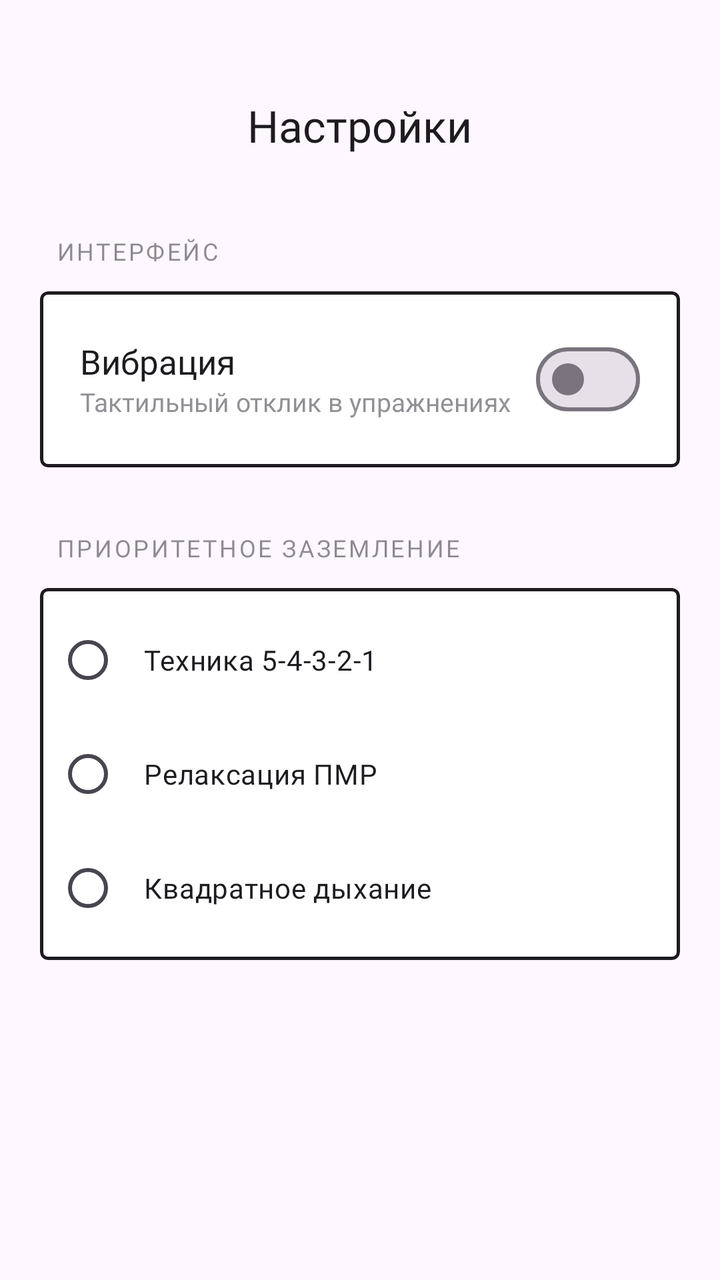
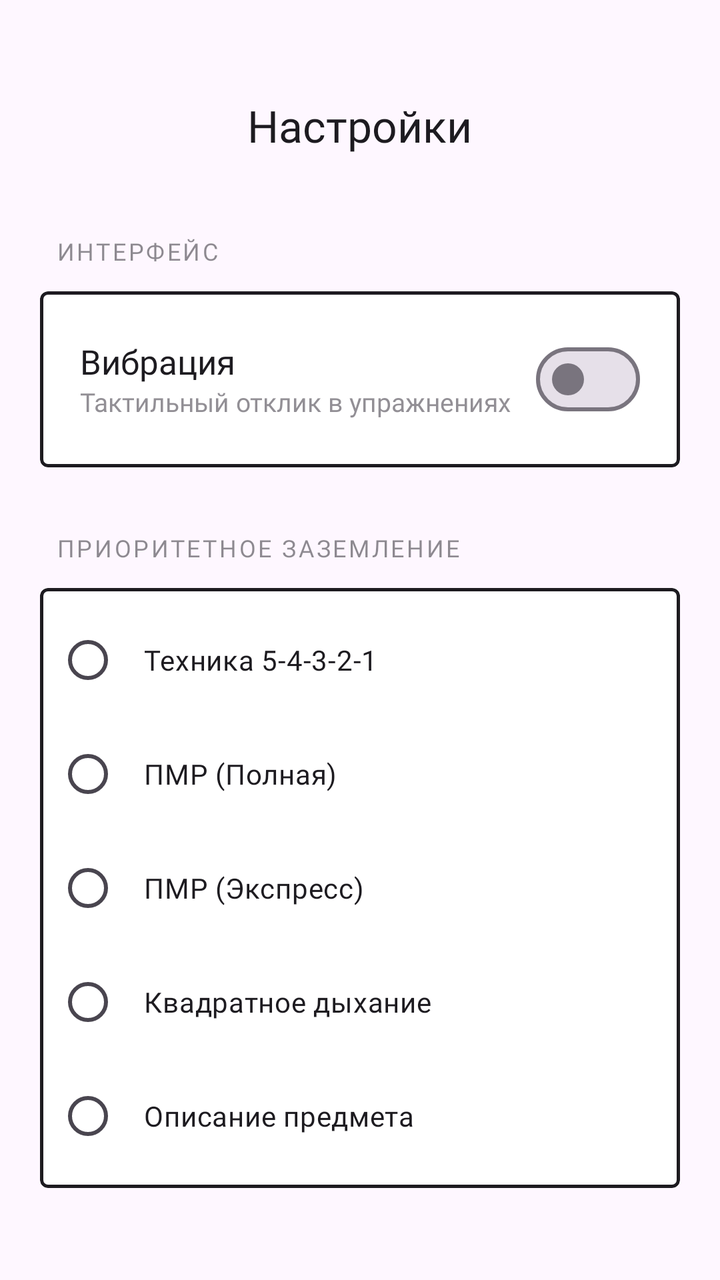

An Android layout rendered at two revisions. The XML below is the earlier revision; the diff shows what the commit changed to produce the second picture.
<!-- AndroidManifest.xml: application theme Theme.JuniorProjectZhukovV -->
<!-- res/layout/activity_settings.xml -->
<?xml version="1.0" encoding="utf-8"?>
<LinearLayout xmlns:android="http://schemas.android.com/apk/res/android"
    xmlns:app="http://schemas.android.com/apk/res-auto"
    android:layout_width="match_parent"
    android:layout_height="match_parent"
    android:orientation="vertical"
    android:background="?android:attr/windowBackground"
    android:paddingHorizontal="20dp"
    android:paddingTop="48dp">

    <FrameLayout
        android:layout_width="match_parent"
        android:layout_height="wrap_content"
        android:layout_marginBottom="40dp">


        <TextView
            android:layout_width="wrap_content"
            android:layout_height="wrap_content"
            android:layout_gravity="center"
            android:fontFamily="@font/comfortaa_bold"
            android:text="Настройки"
            android:textColor="?android:attr/textColorPrimary"
            android:textSize="22sp" />
    </FrameLayout>

    <TextView
        android:layout_width="wrap_content"
        android:layout_height="wrap_content"
        android:layout_marginStart="8dp"
        android:layout_marginBottom="12dp"
        android:alpha="0.5"
        android:fontFamily="@font/comfortaa_bold"
        android:letterSpacing="0.1"
        android:text="ИНТЕРФЕЙС"
        android:textColor="?android:attr/textColorPrimary"
        android:textSize="12sp" />

    <com.google.android.material.card.MaterialCardView
        android:layout_width="match_parent"
        android:layout_height="wrap_content"
        app:cardCornerRadius="4dp"
        app:cardElevation="0dp"
        app:strokeWidth="1.5dp"
        app:strokeColor="?android:attr/textColorPrimary"
        app:cardBackgroundColor="?android:attr/colorBackgroundFloating"
        android:layout_marginBottom="32dp">

        <LinearLayout
            android:layout_width="match_parent"
            android:layout_height="wrap_content"
            android:gravity="center_vertical"
            android:padding="20dp">

            <LinearLayout
                android:layout_width="0dp"
                android:layout_height="wrap_content"
                android:layout_weight="1"
                android:orientation="vertical">

                <TextView
                    android:layout_width="wrap_content"
                    android:layout_height="wrap_content"
                    android:fontFamily="@font/comfortaa_bold"
                    android:text="Вибрация"
                    android:textColor="?android:attr/textColorPrimary"
                    android:textSize="17sp" />

                <TextView
                    android:layout_width="wrap_content"
                    android:layout_height="wrap_content"
                    android:alpha="0.6"
                    android:fontFamily="@font/comfortaa_bold"
                    android:text="Тактильный отклик в упражнениях"
                    android:textSize="13sp" />
            </LinearLayout>

            <com.google.android.material.materialswitch.MaterialSwitch
                android:id="@+id/switchVibration"
                android:layout_width="wrap_content"
                android:layout_height="wrap_content" />
        </LinearLayout>
    </com.google.android.material.card.MaterialCardView>

    <TextView
        android:layout_width="wrap_content"
        android:layout_height="wrap_content"
        android:layout_marginStart="8dp"
        android:layout_marginBottom="12dp"
        android:alpha="0.5"
        android:fontFamily="@font/comfortaa_bold"
        android:letterSpacing="0.1"
        android:text="ПРИОРИТЕТНОЕ ЗАЗЕМЛЕНИЕ"
        android:textColor="?android:attr/textColorPrimary"
        android:textSize="12sp" />

    <com.google.android.material.card.MaterialCardView
        android:layout_width="match_parent"
        android:layout_height="wrap_content"
        app:cardCornerRadius="4dp"
        app:cardElevation="0dp"
        app:strokeWidth="1.5dp"
        app:strokeColor="?android:attr/textColorPrimary"
        app:cardBackgroundColor="?android:attr/colorBackgroundFloating">

        <RadioGroup
            android:id="@+id/rgGrounding"
            android:layout_width="match_parent"
            android:layout_height="wrap_content"
            android:padding="8dp">

            <RadioButton
                android:id="@+id/rb54321"
                android:layout_width="match_parent"
                android:layout_height="56dp"
                android:fontFamily="@font/comfortaa_bold"
                android:text="Техника 5-4-3-2-1"
                android:buttonTint="?android:attr/textColorPrimary"
                android:paddingStart="12dp" />

            <View
                android:layout_width="match_parent"
                android:layout_height="1dp"
                android:layout_marginHorizontal="16dp"
                android:background="?android:attr/textColorPrimary"
                android:alpha="0.1" />

            <RadioButton
                android:id="@+id/rbPMR"
                android:layout_width="match_parent"
                android:layout_height="56dp"
                android:fontFamily="@font/comfortaa_bold"
                android:text="Релаксация ПМР"
                android:buttonTint="?android:attr/textColorPrimary"
                android:paddingStart="12dp" />

            <View
                android:layout_width="match_parent"
                android:layout_height="1dp"
                android:layout_marginHorizontal="16dp"
                android:background="?android:attr/textColorPrimary"
                android:alpha="0.1" />

            <RadioButton
                android:id="@+id/rbBreathe"
                android:layout_width="match_parent"
                android:layout_height="56dp"
                android:fontFamily="@font/comfortaa_bold"
                android:text="Квадратное дыхание"
                android:buttonTint="?android:attr/textColorPrimary"
                android:paddingStart="12dp" />
        </RadioGroup>
    </com.google.android.material.card.MaterialCardView>

</LinearLayout>
<!-- resources referenced by this layout -->
<resources>
  <style name="Theme.JuniorProjectZhukovV" parent="Base.Theme.JuniorProjectZhukovV" />
  <style name="Base.Theme.JuniorProjectZhukovV" parent="Theme.Material3.DayNight.NoActionBar">
          
          
      </style>
</resources>

<!-- the commit's change to res/layout/activity_settings.xml (unified diff, before → after) -->
@@ -126,11 +126,27 @@
                 android:alpha="0.1" />
 
             <RadioButton
-                android:id="@+id/rbPMR"
+                android:id="@+id/rbPMRFull"
                 android:layout_width="match_parent"
                 android:layout_height="56dp"
                 android:fontFamily="@font/comfortaa_bold"
-                android:text="Релаксация ПМР"
+                android:text="@string/pmr_full"
+                android:buttonTint="?android:attr/textColorPrimary"
+                android:paddingStart="12dp" />
+
+            <View
+                android:layout_width="match_parent"
+                android:layout_height="1dp"
+                android:layout_marginHorizontal="16dp"
+                android:background="?android:attr/textColorPrimary"
+                android:alpha="0.1" />
+
+            <RadioButton
+                android:id="@+id/rbPMRExpress"
+                android:layout_width="match_parent"
+                android:layout_height="56dp"
+                android:fontFamily="@font/comfortaa_bold"
+                android:text="@string/pmr_express"
                 android:buttonTint="?android:attr/textColorPrimary"
                 android:paddingStart="12dp" />
 
@@ -149,6 +165,22 @@
                 android:text="Квадратное дыхание"
                 android:buttonTint="?android:attr/textColorPrimary"
                 android:paddingStart="12dp" />
+
+            <View
+                android:layout_width="match_parent"
+                android:layout_height="1dp"
+                android:layout_marginHorizontal="16dp"
+                android:background="?android:attr/textColorPrimary"
+                android:alpha="0.1" />
+
+            <RadioButton
+                android:id="@+id/rbDescribe"
+                android:layout_width="match_parent"
+                android:layout_height="56dp"
+                android:fontFamily="@font/comfortaa_bold"
+                android:text="@string/describe_object_radio"
+                android:buttonTint="?android:attr/textColorPrimary"
+                android:paddingStart="12dp" />
         </RadioGroup>
     </com.google.android.material.card.MaterialCardView>
 
<!-- resource entries referenced after the edit -->
@@ -1,9 +1,23 @@
 <!-- resources referenced by this layout -->
 <resources>
+  <string name="describe_object_radio">Описание предмета</string>
+  <string name="pmr_express">ПМР (Экспресс)</string>
+  <string name="pmr_full">ПМР (Полная)</string>
   <style name="Theme.JuniorProjectZhukovV" parent="Base.Theme.JuniorProjectZhukovV" />
   <style name="Base.Theme.JuniorProjectZhukovV" parent="Theme.Material3.DayNight.NoActionBar">
           
           
+          <item name="android:windowAnimationStyle">@style/CustomWindowAnimation</item>
+      </style>
+  <style name="CustomWindowAnimation">
+          <item name="android:activityOpenEnterAnimation">@anim/activity_fade_in</item>
+          <item name="android:activityOpenExitAnimation">@anim/activity_fade_out</item>
+          <item name="android:activityCloseEnterAnimation">@anim/activity_fade_in</item>
+          <item name="android:activityCloseExitAnimation">@anim/activity_fade_out</item>
+          <item name="android:taskOpenEnterAnimation">@anim/activity_fade_in</item>
+          <item name="android:taskOpenExitAnimation">@anim/activity_fade_out</item>
+          <item name="android:taskCloseEnterAnimation">@anim/activity_fade_in</item>
+          <item name="android:taskCloseExitAnimation">@anim/activity_fade_out</item>
       </style>
 </resources>
 
